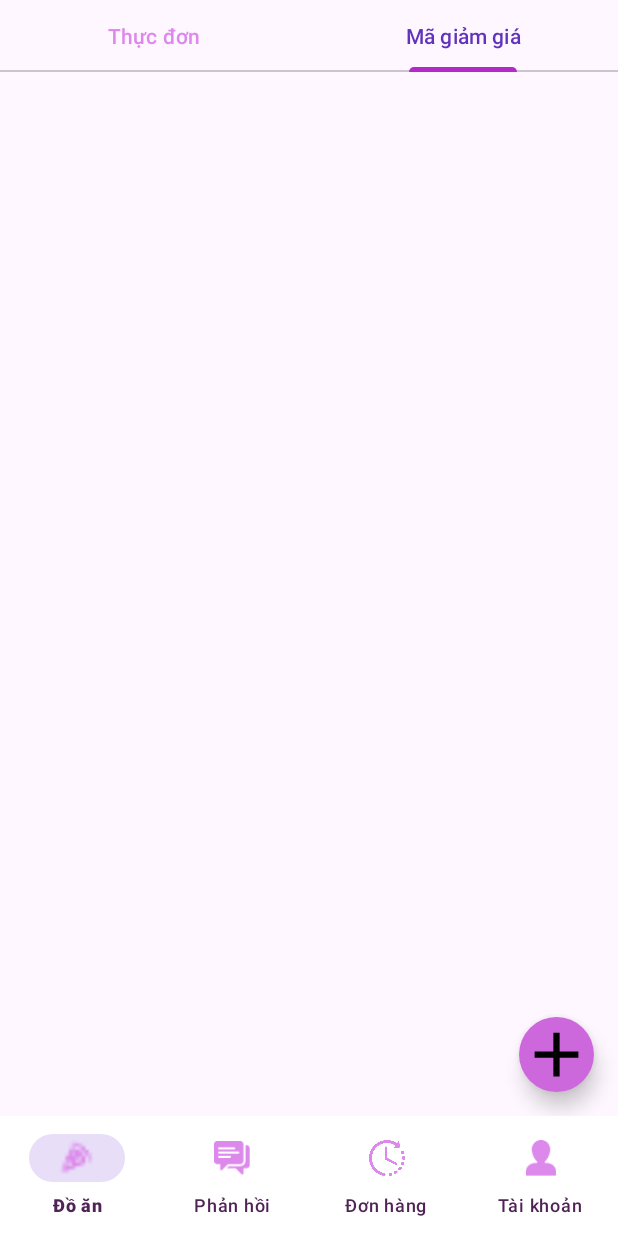
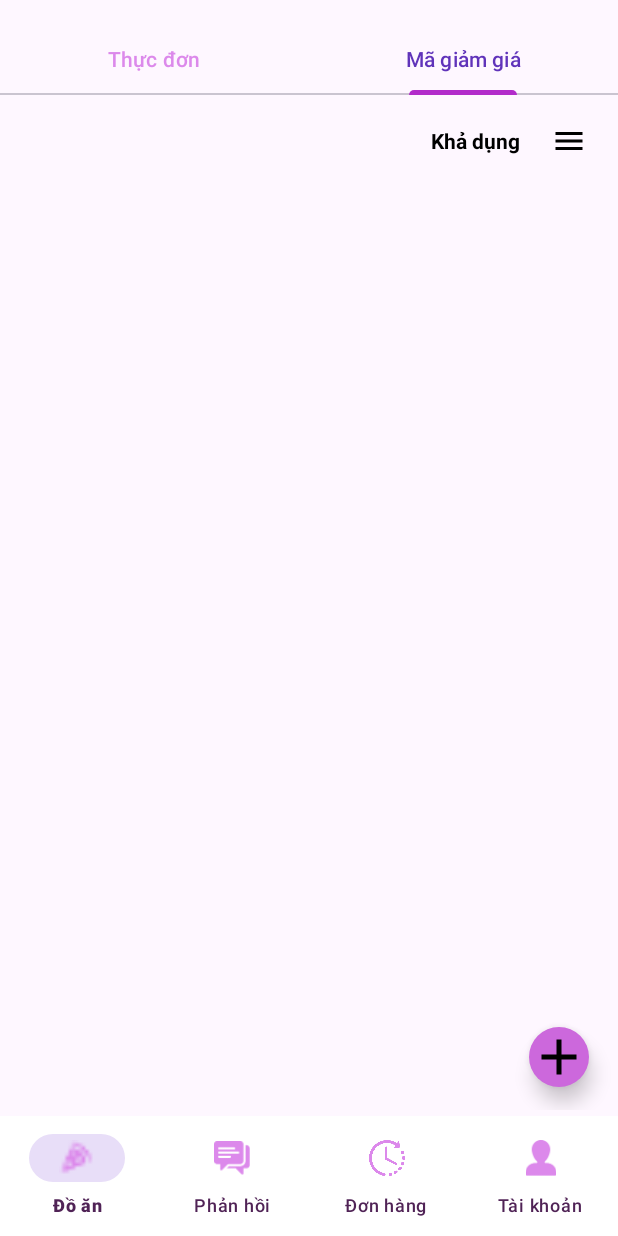
Before and after one commit to lghao04/INT31202_mobile, an Android app: the HomeActivity screen opened directly, with no data from a screen before it, tab 2 chosen, on a phone screen of 412 x 824 dp. Run offline under Robolectric (Android 15) with nearby library versions, the phone set to English and light mode, and no system bars; our stand-ins replace Firebase (no records; nobody signed in at launch, a user with empty details on screens opened directly); pictures from the network do not load.

Commit message:
update addpromotion

```diff
--- a/app/src/main/java/com/example/project1/fragments/PromotionFragment.java
+++ b/app/src/main/java/com/example/project1/fragments/PromotionFragment.java
@@ -12,21 +12,28 @@ import android.view.LayoutInflater;
 import android.view.View;
 import android.view.ViewGroup;
 import android.widget.ImageButton;
+import android.widget.PopupMenu;
+import android.widget.TextView;
 
 import com.example.project1.R;
 import com.example.project1.activites.AddPromotionActivity;
 import com.example.project1.adapter.PromotionItemsAdapter;
 import com.example.project1.database.promotions;
 import com.google.firebase.database.*;
+
+import java.text.ParseException;
+import java.text.SimpleDateFormat;
 import java.util.ArrayList;
-
+import java.util.Date;
+import java.util.Locale;
 
 
 public class PromotionFragment extends Fragment {
     private RecyclerView recyclerView;
     private PromotionItemsAdapter adapter;
     private ArrayList<promotions> promotionItems;
-    private ImageButton fab;
+    private ImageButton fab , filter;
+    private TextView filterStatus;
 
 
     @Override
@@ -44,14 +51,38 @@ public class PromotionFragment extends Fragment {
 
         fab.setOnClickListener(v -> {
             startActivity(new Intent(getContext(), AddPromotionActivity.class));
+
+        });
+        filter = view.findViewById(R.id.btnFilter);
+        filterStatus = view.findViewById(R.id.tvFilterStatus);
+
+        filter.setOnClickListener(v -> {
+            PopupMenu popupMenu = new PopupMenu(getContext(), filter);
+            popupMenu.getMenu().add("Khả dụng");
+            popupMenu.getMenu().add("Hết hạn");
+
+            popupMenu.setOnMenuItemClickListener(item -> {
+                String selected = item.getTitle().toString();
+                if (selected.equals("Khả dụng")) {
+                    loadPromotionItems("Khả dụng");
+                    filterStatus.setText("Khả dụng"); // Cập nhật trạng thái lọc
+                } else if (selected.equals("Hết hạn")) {
+                    loadPromotionItems("Hết hạn");// Cập nhật trạng thái lọc
+                    filterStatus.setText("Hết hạn");
+                }
+                return true;
+            });
+
+            popupMenu.show();
         });
 
-        loadPromotionItems();
+
+        loadPromotionItems("Khả dụng");
 
         return view;
     }
 
-    private void loadPromotionItems() {
+    private void loadPromotionItems(@NonNull String status) {
         String restaurantId = com.google.firebase.auth.FirebaseAuth.getInstance().getCurrentUser().getUid();
         DatabaseReference ref = FirebaseDatabase.getInstance().getReference("promotions");
 
@@ -63,8 +94,24 @@ public class PromotionFragment extends Fragment {
                         for (DataSnapshot itemSnap : snapshot.getChildren()) {
                             promotions item = itemSnap.getValue(promotions.class);
                             if (item != null) {
-                                item.setId(itemSnap.getKey()); // 👈 Gán ID từ push key
-                                promotionItems.add(item);
+                                item.setId(itemSnap.getKey());// 👈 Gán ID từ push key
+
+                                try {
+                                    SimpleDateFormat sdf = new SimpleDateFormat("dd/MM/yyyy HH:mm", Locale.getDefault());
+                                    Date endDate = sdf.parse(item.getEndDate());
+                                    Date currentDate = new Date();
+                                    boolean isExpired = endDate != null && currentDate.after(endDate);
+                                    item.setExpired(isExpired);
+
+                                    // ⚠️ Chỉ thêm vào danh sách nếu đúng trạng thái cần lọc
+                                    if ((status.equals("Khả dụng") && !isExpired)
+                                            || (status.equals("Hết hạn") && isExpired)) {
+                                        promotionItems.add(item);
+                                    }
+                                } catch (ParseException e) {
+                                    e.printStackTrace();
+                                }
+
                             }
                         }
                         adapter.notifyDataSetChanged();
--- a/app/src/main/res/layout/activity_add_promotion.xml
+++ b/app/src/main/res/layout/activity_add_promotion.xml
@@ -106,7 +106,7 @@
                     android:layout_width="0dp"
                     android:layout_weight="2"
                     android:layout_height="wrap_content"
-                    android:hint="đ"
+                    android:hint=""
                     android:inputType="number" />
 
                 <TextView
--- a/app/src/main/res/layout/activity_home.xml
+++ b/app/src/main/res/layout/activity_home.xml
@@ -8,14 +8,18 @@
     tools:context=".activites.HomeActivity">
 
     <!-- Nội dung chính (fragment hoặc layout) -->
+
+
+    <!-- Thanh điều hướng dưới cùng -->
+
     <FrameLayout
         android:id="@+id/fragment_container"
         android:layout_width="match_parent"
-        android:layout_height="match_parent"
-        android:layout_above="@id/bottom_navigation" />
+        android:layout_height="628dp"
+        android:layout_above="@id/bottom_navigation"
+        android:layout_alignParentTop="true"
+        android:layout_marginTop="15dp" />
 
-
-    <!-- Thanh điều hướng dưới cùng -->
     <com.google.android.material.bottomnavigation.BottomNavigationView
         android:id="@+id/bottom_navigation"
         android:layout_width="match_parent"
--- a/app/src/main/res/layout/fragment_promotion.xml
+++ b/app/src/main/res/layout/fragment_promotion.xml
@@ -1,26 +1,65 @@
-<?xml version="1.0" encoding="utf-8"?>
+
 <FrameLayout xmlns:android="http://schemas.android.com/apk/res/android"
-    xmlns:app="http://schemas.android.com/apk/res-auto"
     android:layout_width="match_parent"
-    android:layout_height="match_parent">
+    android:layout_height="match_parent"
+    android:padding="4dp">
 
-    <androidx.recyclerview.widget.RecyclerView
-        android:id="@+id/recyclerViewPromotions"
+    <!-- Nội dung chính bên trong là LinearLayout -->
+    <LinearLayout
         android:layout_width="match_parent"
         android:layout_height="match_parent"
-        android:padding="8dp"
-        android:clipToPadding="false" />
+        android:orientation="vertical"
+        android:padding="4dp">
 
+        <!-- PHẦN BỘ LỌC -->
+        <LinearLayout
+            android:id="@+id/layoutFilter"
+            android:layout_width="match_parent"
+            android:layout_height="wrap_content"
+            android:orientation="horizontal"
+            android:gravity="end"
+            android:paddingBottom="4dp">
+
+            <TextView
+                android:id="@+id/tvFilterStatus"
+                android:layout_width="wrap_content"
+                android:layout_height="wrap_content"
+                android:text="Khả dụng"
+                android:textStyle="bold"
+                android:textColor="@android:color/black"
+                android:layout_gravity="center_vertical"
+                android:paddingEnd="8dp" />
+
+            <ImageButton
+                android:id="@+id/btnFilter"
+                android:layout_width="49dp"
+                android:layout_height="45dp"
+                android:background="?attr/selectableItemBackgroundBorderless"
+                android:contentDescription="Lọc"
+                android:src="@drawable/ic_menu" />
+        </LinearLayout>
+
+        <!-- DANH SÁCH MÃ GIẢM GIÁ -->
+        <androidx.recyclerview.widget.RecyclerView
+            android:id="@+id/recyclerViewPromotions"
+            android:layout_width="match_parent"
+            android:layout_height="0dp"
+            android:layout_weight="1"
+            android:clipToPadding="false"
+            android:padding="4dp"/> <!-- để không bị che bởi nút -->
+
+    </LinearLayout>
+
+    <!-- NÚT THÊM MÃ GIẢM GIÁ Ở GÓC DƯỚI PHẢI -->
     <ImageButton
         android:id="@+id/fabAddPromotion"
-        android:layout_width="50dp"
-        android:layout_height="50dp"
+        android:layout_width="40dp"
+        android:layout_height="40dp"
         android:layout_gravity="bottom|end"
-        android:layout_margin="16dp"
+        android:layout_margin="15dp"
         android:background="@drawable/bg_fab_circle"
         android:src="@drawable/ic_add"
         android:scaleType="fitCenter"
         android:contentDescription="Thêm mã giảm giá"
-        android:elevation="8dp"
-        app:tint="@null" />
+        android:elevation="8dp" />
 </FrameLayout>
--- a/app/src/main/res/layout/promotion_item.xml
+++ b/app/src/main/res/layout/promotion_item.xml
@@ -8,7 +8,8 @@
     <LinearLayout
         android:orientation="vertical"
         android:layout_width="match_parent"
-        android:layout_height="wrap_content">
+        android:layout_height="wrap_content"
+        android:padding="8dp">
 
         <TextView
             android:id="@+id/tvPromoCode"
```
Also changed, not shown: app/src/main/java/com/example/project1/activites/AddPromotionActivity.java (+132 -152 lines), app/src/main/java/com/example/project1/adapter/PromotionItemsAdapter.java (+26 -0 lines), app/src/main/java/com/example/project1/database/promotions.java (+17 -1 lines).
